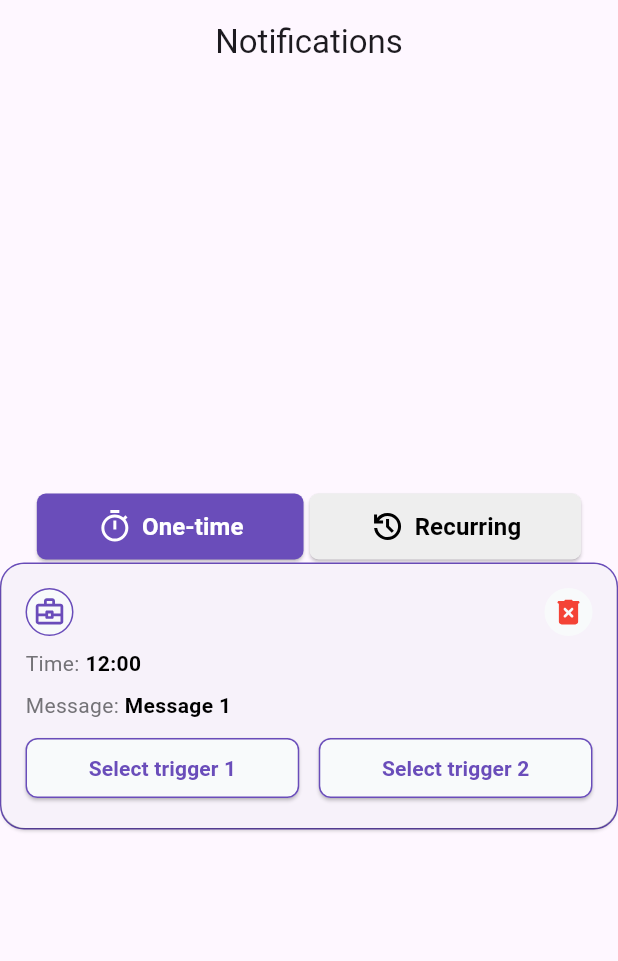
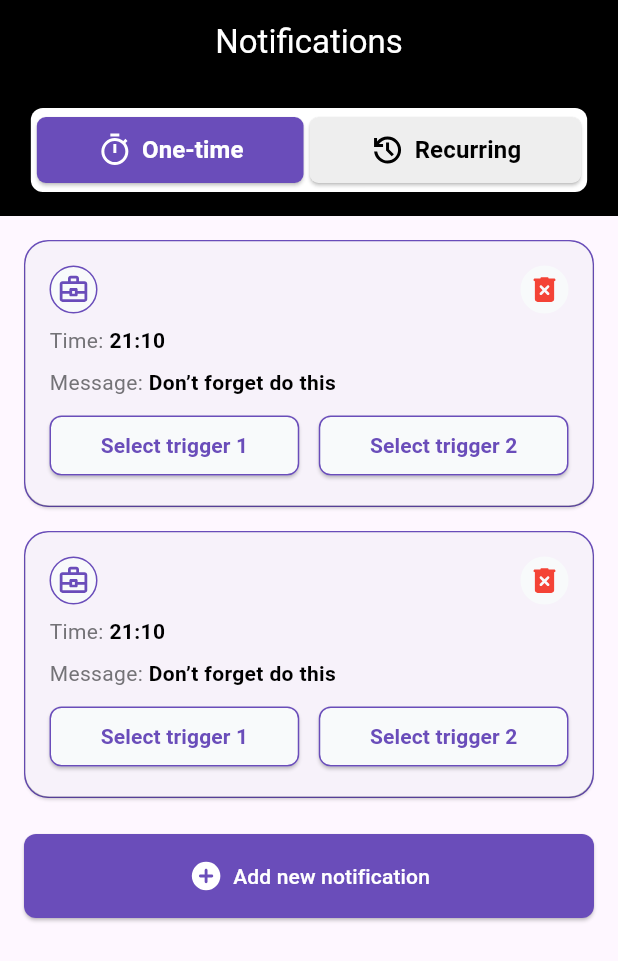
Before and after one commit to dsvsergey/noti_app, a Flutter app: the screen it shows after launch, on a phone screen of 412 x 824 dp. Shown: the top 961 px of the screen. Run offline on Flutter 3.47's test engine with Material 3 defaults, Android fonts, the phone set to English and light mode, and no system bars; our stand-ins replace equatable, flutter_bloc, flutter_svg, get_it, go_router, injectable; generated files the repository leaves out were written again.

Commit message:
Update the home screen

```diff
--- a/lib/core/main_route.dart
+++ b/lib/core/main_route.dart
@@ -15,7 +15,7 @@ class MainRoute {
       routes: [
         GoRoute(
           path: AppRoute.home,
-          builder: (context, state) => const HomeScreen(),
+          builder: (context, state) => HomeScreen(),
         ),
         GoRoute(
           path: AppRoute.login,
--- /dev/null
+++ b/lib/presentation/models/notification.dart
@@ -0,0 +1,6 @@
+class NotificationModel {
+  final String time;
+  final String message;
+
+  NotificationModel({required this.time, required this.message});
+}
--- /dev/null
+++ b/lib/presentation/screens/home/cubit/home_cubit.dart
@@ -0,0 +1,18 @@
+import 'package:equatable/equatable.dart';
+import 'package:flutter_bloc/flutter_bloc.dart';
+import 'package:injectable/injectable.dart';
+
+part 'home_state.dart';
+
+@singleton
+class HomeCubit extends Cubit<HomeState> {
+  HomeCubit() : super(OneTimeNotificationState());
+
+  void oneTimeNotification() {
+    emit(OneTimeNotificationState());
+  }
+
+  void recurringNotification() {
+    emit(RecurringNotificationState());
+  }
+}
--- /dev/null
+++ b/lib/presentation/screens/home/cubit/home_state.dart
@@ -0,0 +1,12 @@
+part of 'home_cubit.dart';
+
+sealed class HomeState extends Equatable {
+  const HomeState();
+
+  @override
+  List<Object> get props => [];
+}
+
+class OneTimeNotificationState extends HomeState {}
+
+class RecurringNotificationState extends HomeState {}
--- a/lib/presentation/screens/home/home_screen.dart
+++ b/lib/presentation/screens/home/home_screen.dart
@@ -1,34 +1,157 @@
 import 'package:flutter/material.dart';
+import 'package:flutter_bloc/flutter_bloc.dart';
+import 'package:flutter_svg/flutter_svg.dart';
+import 'package:get_it/get_it.dart';
+import 'package:noti_app/presentation/models/notification.dart';
+import 'package:noti_app/presentation/screens/home/cubit/home_cubit.dart';
 import 'package:noti_app/presentation/widgets/message/message_widget.dart';
 
 import '../../widgets/custom_toggle_buttons/custom_toggle_buttons_widget.dart';
 
 class HomeScreen extends StatelessWidget {
-  const HomeScreen({super.key});
+  HomeScreen({super.key});
+
+  final List<NotificationModel> _messages = [
+    NotificationModel(
+      time: '21:10',
+      message: 'Don’t forget do this',
+    ),
+    NotificationModel(
+      time: '21:10',
+      message: 'Don’t forget do this',
+    )
+  ];
+
+  final List<String> _history = [
+    '1 Minute',
+    '3 Minute',
+    '1 Minute',
+  ];
 
   @override
   Widget build(BuildContext context) {
+    return BlocProvider(
+      create: (context) => GetIt.I<HomeCubit>(),
+      child: BlocBuilder<HomeCubit, HomeState>(
+        builder: (context, state) {
           return Scaffold(
               appBar: AppBar(
-          title: const Text('Notifications'),
+                title: const Text('Notifications',
+                    style: TextStyle(color: Colors.white)),
                 centerTitle: true,
+                backgroundColor: Colors.black,
               ),
-        body: Center(
-          child: Column(
+              body: Column(
+                children: <Widget>[
+                  Container(
+                    color: Colors.black,
+                    child: Row(
                       mainAxisAlignment: MainAxisAlignment.center,
-            children: <Widget>[
-              CustomToggleButtonsWidget(
-                onSelected: (index) {},
+                      children: [
+                        Padding(
+                          padding: const EdgeInsets.all(16.0),
+                          child: CustomToggleButtonsWidget(
+                            onSelected: (index) {
+                              if (index == 0) {
+                                context.read<HomeCubit>().oneTimeNotification();
+                              } else {
+                                context
+                                    .read<HomeCubit>()
+                                    .recurringNotification();
+                              }
+                            },
                           ),
-              MessageWidget(
-                time: '12:00',
-                message: 'Message 1',
+                        ),
+                      ],
+                    ),
+                  ),
+                  const SizedBox(height: 8),
+                  Expanded(
+                    child: state is OneTimeNotificationState
+                        ? _buildOneTimeList()
+                        : _buildHistoryList(),
+                  ),
+                ],
+              ));
+        },
+      ),
+    );
+  }
+
+  Widget _buildOneTimeList() {
+    return ListView.builder(
+      itemCount: _messages.length + 1,
+      itemBuilder: (context, index) {
+        if (index == _messages.length) {
+          return Padding(
+            padding: const EdgeInsets.all(16.0),
+            child: ElevatedButton(
+              onPressed: () {},
+              style: ElevatedButton.styleFrom(
+                backgroundColor: const Color(0xFF6A4DBA),
+                minimumSize: const Size(double.infinity, 56),
+                shape: RoundedRectangleBorder(
+                  borderRadius: BorderRadius.circular(8),
+                ),
+              ),
+              child: Row(
+                mainAxisSize: MainAxisSize.min,
+                children: [
+                  SvgPicture.asset(
+                    'assets/svg/add_circle.svg',
+                    colorFilter:
+                        const ColorFilter.mode(Colors.white, BlendMode.srcIn),
+                    width: 24.0,
+                    height: 24.0,
+                  ),
+                  const SizedBox(width: 6),
+                  const Text(
+                    'Add new notification',
+                    style: TextStyle(color: Colors.white),
+                  ),
+                ],
+              ),
+            ),
+          );
+        } else {
+          return Padding(
+            padding:
+                const EdgeInsets.symmetric(horizontal: 16.0, vertical: 8.0),
+            child: MessageWidget(
+              time: _messages[index].time,
+              message: _messages[index].message,
               onSelectTrigger1: () {},
               onSelectTrigger2: () {},
               onDelete: () {},
             ),
-            ],
+          );
+        }
+      },
+    );
+  }
+
+  Widget _buildHistoryList() {
+    return ListView.separated(
+      padding: EdgeInsets.zero,
+      itemCount: _history.length,
+      separatorBuilder: (context, index) =>
+          const Divider(color: Color(0xFFE6E6E6)),
+      itemBuilder: (context, index) {
+        return SizedBox(
+          height: 46,
+          child: ListTile(
+            title: Text(_history[index]),
+            trailing: SvgPicture.asset(
+              'assets/svg/arrow_back_ios_icon.svg',
+              colorFilter:
+                  const ColorFilter.mode(Color(0xFF6A4DBA), BlendMode.srcIn),
+              width: 24.0,
+              height: 24.0,
             ),
-        ));
+            onTap: () {},
+          ),
+        );
+      },
+    );
   }
 }
--- a/lib/presentation/screens/login/login_screen.dart
+++ b/lib/presentation/screens/login/login_screen.dart
@@ -30,7 +30,9 @@ class _LoginScreenState extends State<LoginScreen> {
   Widget build(BuildContext context) {
     return Scaffold(
       appBar: AppBar(
-        title: const Text('Log In'),
+        title: const Text('Log In', style: TextStyle(color: Colors.white)),
+        centerTitle: true,
+        backgroundColor: Colors.black,
       ),
       body: Padding(
         padding: const EdgeInsets.all(16.0),
--- a/lib/presentation/widgets/custom_toggle_buttons/custom_toggle_buttons_widget.dart
+++ b/lib/presentation/widgets/custom_toggle_buttons/custom_toggle_buttons_widget.dart
@@ -17,7 +17,15 @@ class _CustomToggleButtonsWidgetState extends State<CustomToggleButtonsWidget> {
 
   @override
   Widget build(BuildContext context) {
-    return Row(
+    return Container(
+      decoration: BoxDecoration(
+        color: Colors.white,
+        borderRadius: BorderRadius.circular(8.0),
+      ),
+      // color: Colors.white,
+      child: Padding(
+        padding: const EdgeInsets.all(4.0),
+        child: Row(
           mainAxisAlignment: MainAxisAlignment.center,
           children: <Widget>[
             ElevatedButton(
@@ -28,9 +36,11 @@ class _CustomToggleButtonsWidgetState extends State<CustomToggleButtonsWidget> {
                 });
               },
               style: ElevatedButton.styleFrom(
-            foregroundColor: selectedIndex == 0 ? Colors.white : Colors.black,
-            backgroundColor:
-                selectedIndex == 0 ? const Color(0xFF6A4DBA) : Colors.grey[200],
+                foregroundColor:
+                    selectedIndex == 0 ? Colors.white : Colors.black,
+                backgroundColor: selectedIndex == 0
+                    ? const Color(0xFF6A4DBA)
+                    : Colors.grey[200],
                 shape: const RoundedRectangleBorder(
                   borderRadius: BorderRadius.all(
                     Radius.circular(6),
@@ -38,8 +48,8 @@ class _CustomToggleButtonsWidgetState extends State<CustomToggleButtonsWidget> {
                 ),
               ),
               child: Padding(
-            padding:
-                const EdgeInsets.symmetric(horizontal: 16.0, vertical: 10.0),
+                padding: const EdgeInsets.symmetric(
+                    horizontal: 16.0, vertical: 10.0),
                 child: Row(
                   mainAxisSize: MainAxisSize.min,
                   children: [
@@ -56,7 +66,8 @@ class _CustomToggleButtonsWidgetState extends State<CustomToggleButtonsWidget> {
                     Text('One-time',
                         style: TextStyle(
                           fontSize: 16,
-                      color: selectedIndex == 0 ? Colors.white : Colors.black,
+                          color:
+                              selectedIndex == 0 ? Colors.white : Colors.black,
                           fontWeight: FontWeight.w700,
                           fontFamily: 'Roboto',
                         )),
@@ -73,9 +84,11 @@ class _CustomToggleButtonsWidgetState extends State<CustomToggleButtonsWidget> {
                 });
               },
               style: ElevatedButton.styleFrom(
-            foregroundColor: selectedIndex == 1 ? Colors.white : Colors.black,
-            backgroundColor:
-                selectedIndex == 1 ? const Color(0xFF6A4DBA) : Colors.grey[200],
+                foregroundColor:
+                    selectedIndex == 1 ? Colors.white : Colors.black,
+                backgroundColor: selectedIndex == 1
+                    ? const Color(0xFF6A4DBA)
+                    : Colors.grey[200],
                 shape: const RoundedRectangleBorder(
                   borderRadius: BorderRadius.all(
                     Radius.circular(6),
@@ -83,8 +96,8 @@ class _CustomToggleButtonsWidgetState extends State<CustomToggleButtonsWidget> {
                 ),
               ),
               child: Padding(
-            padding:
-                const EdgeInsets.symmetric(horizontal: 16.0, vertical: 10.0),
+                padding: const EdgeInsets.symmetric(
+                    horizontal: 16.0, vertical: 10.0),
                 child: Row(
                   children: [
                     SvgPicture.asset(
@@ -100,7 +113,8 @@ class _CustomToggleButtonsWidgetState extends State<CustomToggleButtonsWidget> {
                     Text('Recurring',
                         style: TextStyle(
                           fontSize: 16,
-                      color: selectedIndex == 1 ? Colors.white : Colors.black,
+                          color:
+                              selectedIndex == 1 ? Colors.white : Colors.black,
                           fontWeight: FontWeight.w700,
                           fontFamily: 'Roboto',
                         )),
@@ -109,6 +123,8 @@ class _CustomToggleButtonsWidgetState extends State<CustomToggleButtonsWidget> {
               ),
             ),
           ],
+        ),
+      ),
     );
   }
 }
```
Also changed, not shown: assets/svg/arrow_back_ios_icon.svg (added), lib/presentation/screens/history/history_screen.dart (added). Lines whose indentation alone changed are shown as unchanged.
